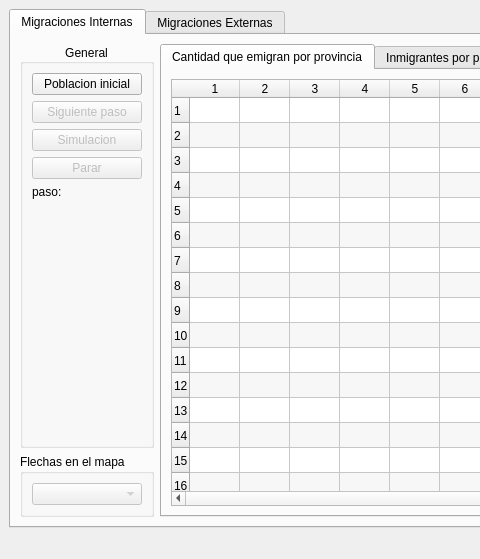
The window that UI/simulation_widget.ui (mario462/migrations-simulator) describes before a commit, drawn with Qt 5; both pictures show x 0 to 480 and y 0 to 559 of the 754 by 559 pixel window.
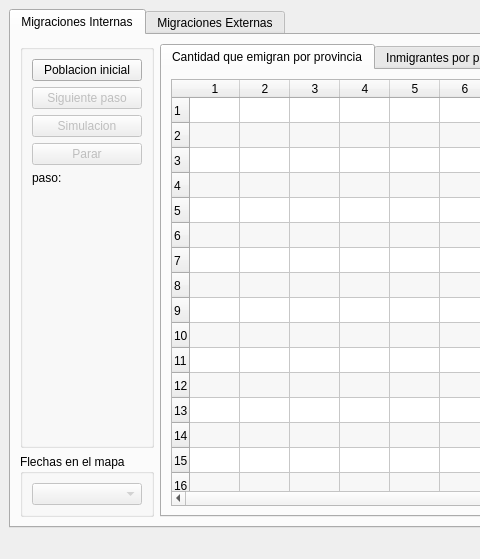
The same window after the commit.

Commit message: Visual para migraciones internas terminado

What changed in the file:
```diff
--- a/UI/simulation_widget.ui
+++ b/UI/simulation_widget.ui
@@ -31,7 +31,7 @@
            <bool>false</bool>
           </property>
           <property name="title">
-           <string>General</string>
+           <string/>
           </property>
           <property name="alignment">
            <set>Qt::AlignCenter</set>
```
The commit also changes 2 other files.
